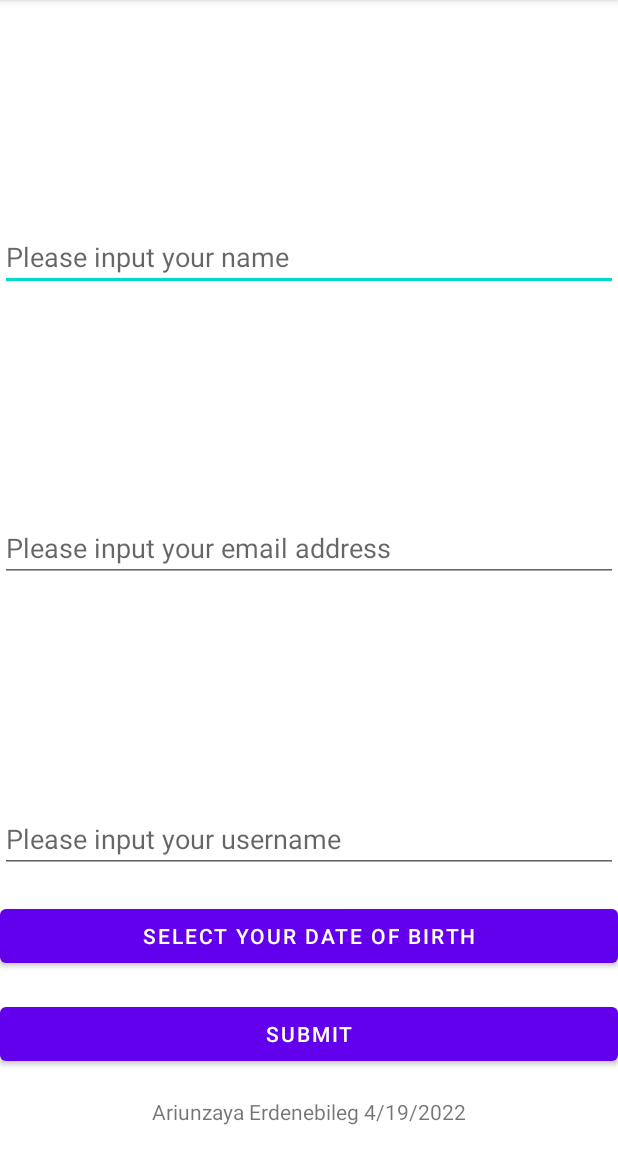
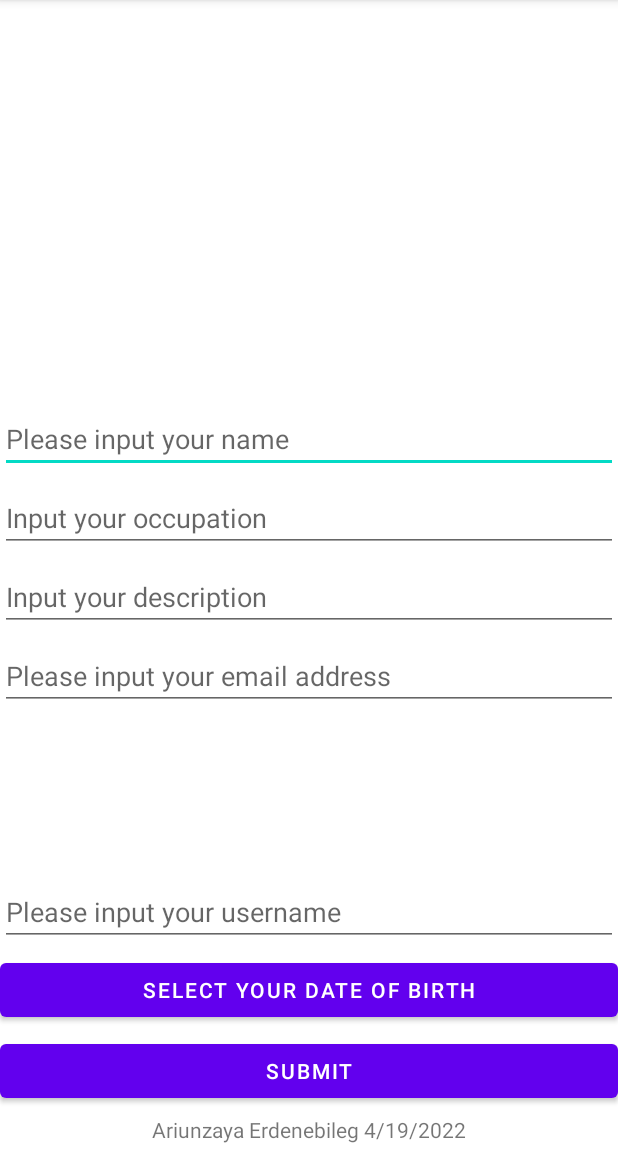
Before and after one commit to ariunzayaE/AD340_weekly_assignments, an Android app: the screen it shows after launch (MainActivity), on a phone screen of 412 x 824 dp, the part 84-1236 px from its top. Run offline under Robolectric (Android 15) with nearby library versions, the phone set to English and light mode, and no system bars.

Commit message:
week3 setup

```diff
--- a/app/src/main/java/com/example/helloworld/Constants.java
+++ b/app/src/main/java/com/example/helloworld/Constants.java
@@ -2,5 +2,9 @@ package com.example.helloworld;
 
 public class Constants {
     public static final String USERNAME_KEY = "username";
+    public static final String AGE_KEY = "age";
+    public static final String OCCUPATION_KEY = "occupation";
+    public static final String DESCRIPTION_KEY = "description";
     public static final String SELECTED_DOB = "selectedDob";
+
 }
--- a/app/src/main/java/com/example/helloworld/MainActivity.java
+++ b/app/src/main/java/com/example/helloworld/MainActivity.java
@@ -29,6 +29,8 @@ public class MainActivity extends AppCompatActivity implements
     private EditText nameField;
     private EditText emailAddressField;
     private EditText userNameField;
+    private EditText occupation;
+    private EditText description;
     private TextView dobTextView;
     private int dobYear = 0;
     private int dobMonth = 0;
@@ -42,6 +44,8 @@ public class MainActivity extends AppCompatActivity implements
         nameField = findViewById(R.id.nameField);
         emailAddressField = findViewById(R.id.emailAddress);
         userNameField = findViewById(R.id.userName);
+        occupation = findViewById(R.id.occupation);
+        description = findViewById(R.id.description);
         dobTextView = findViewById(R.id.selectedDateOfBirth);
     }
 
@@ -50,7 +54,7 @@ public class MainActivity extends AppCompatActivity implements
         String emailAddress = emailAddressField.getText().toString();
         String username = userNameField.getText().toString();
 
-        if(name.equals("") || emailAddress.equals("") || username.equals("") || dobYear == 0 || dobMonth == 0 || dobDay == 0){
+        if(name.equals("") || emailAddress.equals("") || occupation.equals("") || description.equals("") || username.equals("") || dobYear == 0 || dobMonth == 0 || dobDay == 0) {
             Toast.makeText(getApplicationContext(), getString(R.string.forgot_data_error), Toast.LENGTH_LONG).show();
             return;
         }
@@ -69,7 +73,10 @@ public class MainActivity extends AppCompatActivity implements
         }
 
         Intent intent = new Intent(getApplicationContext(), WelcomeScreen.class);
-        intent.putExtra(Constants.USERNAME_KEY, username);
+        intent.putExtra(Constants.USERNAME_KEY, name);
+        intent.putExtra(Constants.AGE_KEY, years);
+        intent.putExtra(Constants.DESCRIPTION_KEY, description.getText().toString());
+        intent.putExtra(Constants.OCCUPATION_KEY, occupation.getText().toString());
         startActivity(intent);
 
     }
@@ -98,6 +105,8 @@ public class MainActivity extends AppCompatActivity implements
         nameField.setText("");
         userNameField.setText("");
         emailAddressField.setText("");
+        occupation.setText("");
+        description.setText("");
         dobTextView.setText("");
         dobYear = 0;
         dobDay = 0;
--- a/app/src/main/res/layout/activity_main.xml
+++ b/app/src/main/res/layout/activity_main.xml
@@ -11,10 +11,30 @@
         android:layout_width="match_parent"
         android:layout_height="wrap_content"
         android:hint="@string/Input_name"
+        app:layout_constraintBottom_toTopOf="@+id/userName"
+        app:layout_constraintLeft_toLeftOf="parent"
+        app:layout_constraintRight_toRightOf="parent"
+        app:layout_constraintTop_toTopOf="parent" />
+
+    <EditText
+        android:id="@+id/occupation"
+        android:layout_width="match_parent"
+        android:layout_height="wrap_content"
+        android:hint="@string/input_your_occupation"
+        app:layout_constraintBottom_toTopOf="@+id/description"
+        app:layout_constraintLeft_toLeftOf="parent"
+        app:layout_constraintRight_toRightOf="parent"
+        app:layout_constraintTop_toBottomOf="@+id/nameField" />
+
+    <EditText
+        android:id="@+id/description"
+        android:layout_width="match_parent"
+        android:layout_height="wrap_content"
+        android:hint="@string/input_your_description"
         app:layout_constraintBottom_toTopOf="@+id/emailAddress"
         app:layout_constraintLeft_toLeftOf="parent"
         app:layout_constraintRight_toRightOf="parent"
-        app:layout_constraintTop_toTopOf="parent" />
+        app:layout_constraintTop_toBottomOf="@+id/occupation" />
 
     <EditText
         android:id="@+id/emailAddress"
--- a/app/src/main/res/values/strings.xml
+++ b/app/src/main/res/values/strings.xml
@@ -15,4 +15,8 @@
     <string name="date">date</string>
     <string name="back">Back</string>
     <string name="slash">/</string>
+    <string name="zayas_dog">Zaya\'s Dog</string>
+    <string name="back_button">Back</string>
+    <string name="input_your_occupation">Input your occupation</string>
+    <string name="input_your_description">Input your description</string>
 </resources>
```
Also changed, not shown: app/src/main/java/com/example/helloworld/WelcomeScreen.java (+18 -3 lines), app/src/main/res/layout/activity_welcome_screen.xml (+49 -12 lines), app/src/main/res/values/dimens.xml (+7 -0 lines), 1 other file.
